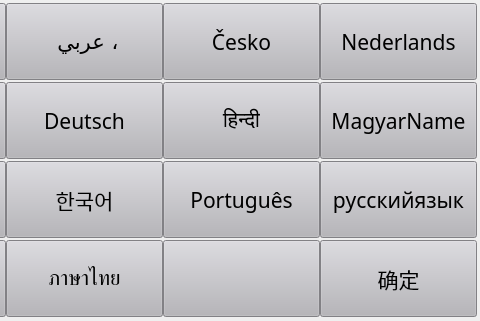
Before: the Qt Designer form HighResolutionPrinter/language.ui in dxphmj/TwoCharPrinter, drawn with Qt 5; both pictures show x 311 to 791 and y 0 to 321 of the 791 by 321 pixel window.
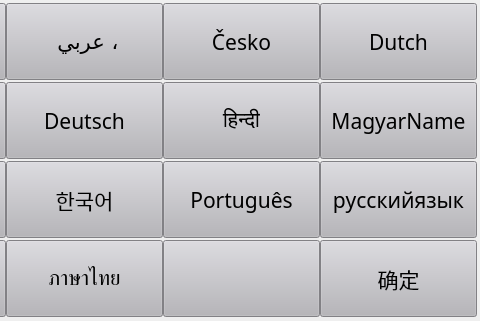
After: the same form once the commit is applied.

Patch:
```diff
--- a/HighResolutionPrinter/language.ui
+++ b/HighResolutionPrinter/language.ui
@@ -120,7 +120,7 @@
     <string notr="true">background-color: rgb(182,181,186);</string>
    </property>
    <property name="text">
-    <string>Nederlands</string>
+    <string>Dutch</string>
    </property>
   </widget>
   <widget class="QPushButton" name="LanHindi">
```
